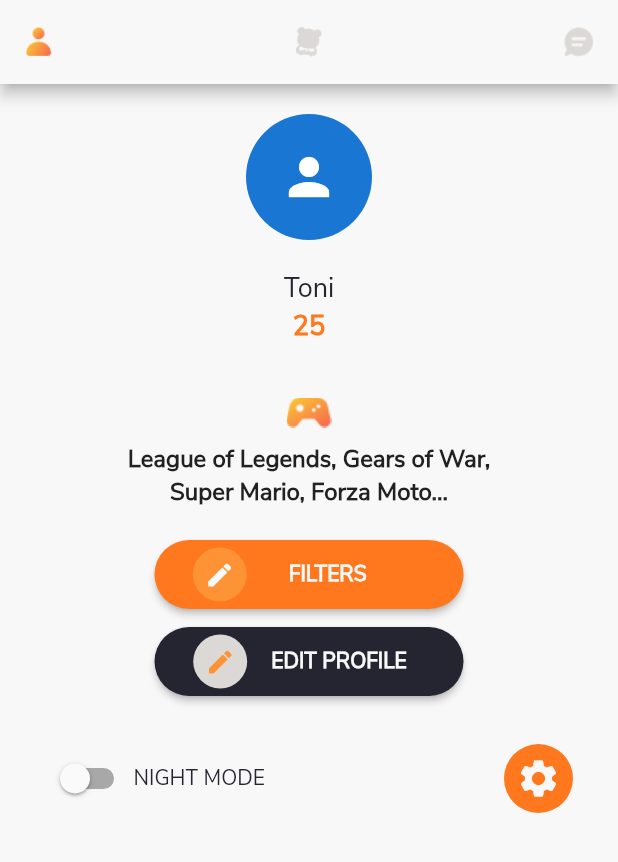
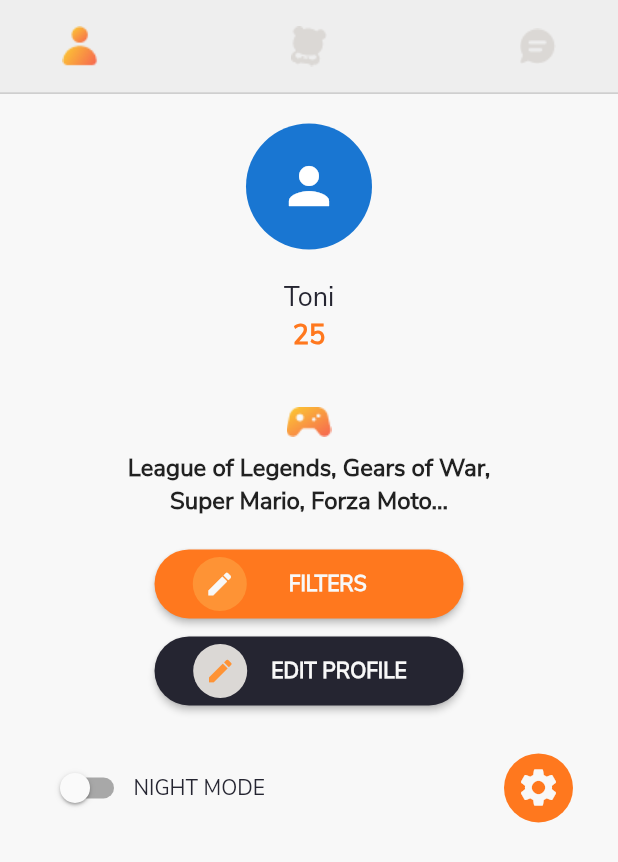
Before and after one commit to vrunds82/gamingpanda, a Flutter app: the profilepage screen opened by its route, on a phone screen of 412 x 824 dp. Shown: the top 862 px of the screen. Run offline on Flutter 3.47's test engine with Material 2 defaults, Android fonts, the phone set to English and light mode, and no system bars; our stand-ins replace shared_preferences; missing offline and left inert: flutter_range_slider; accounts and stored records are empty.

Commit message:
26-4 time - 12:28

```diff
--- a/lib/cardswipe.dart
+++ b/lib/cardswipe.dart
@@ -10,9 +10,11 @@ class cardpage extends StatefulWidget {
 class _cardpageState extends State<cardpage> {
   @override
   Widget build(BuildContext context) {
-    return Scaffold(appBar: CustomAppbar,
+    return Scaffold(
       body: Column(
+
         children: <Widget>[
+          CustomAppbar(),
           Stack(
             children: <Widget>[
 
--- a/lib/global.dart
+++ b/lib/global.dart
@@ -1,159 +1,214 @@
-
-
 import 'package:flutter/material.dart';
 
-
-class Global{
-
+class Global {
   static bool isSwitchedFT = false;
-  static double fontsize=14;
+  static double fontsize = 14;
   static Color orangepanda = Color(0xffFF781E);
   static Color whitepanda = Color(0xffF8F8F8);
   static Color greypanda = Color(0xff9A9A9A);
-  static Color  greypandaicon = Color(0xffDBD8D5);
+  static Color greypandaicon = Color(0xffDBD8D5);
   static Color blackpanda = Color(0xff252531);
-  static Color  lightorangepanda = Color(0xffFE9335);
+  static Color lightorangepanda = Color(0xffFE9335);
   static Color darkgrey = Color(0xff9F9F9F);
-  static Color yellowpanda  = Color(0xffFCCF31);
-
+  static Color yellowpanda = Color(0xffFCCF31);
 
   static int currentpageindex = 1;
-
-
 }
 
-
-
-
-
-
 class Customtextfield extends StatelessWidget {
-
   TextEditingController controllername = TextEditingController();
-
 
   String hinttext;
   bool obsecuretext;
   bool align;
   bool focusborder;
 
-  Customtextfield({this.controllername,this.obsecuretext,this.hinttext,this.align,this.focusborder});
-
+  Customtextfield(
+      {this.controllername,
+      this.obsecuretext,
+      this.hinttext,
+      this.align,
+      this.focusborder});
 
   @override
   Widget build(BuildContext context) {
-    return TextField(obscureText: obsecuretext??false,
+    return TextField(
+      obscureText: obsecuretext ?? false,
       style: TextStyle(color: Global.orangepanda),
+      controller: controllername,
+      textAlign: align == true ? TextAlign.center : TextAlign.left,
+      keyboardType: TextInputType.text,
+      decoration: InputDecoration(
+        hintText: hinttext,
+        labelStyle: TextStyle(color: Global.greypanda, fontSize: 12),
+        focusedBorder: OutlineInputBorder(
+          borderRadius: BorderRadius.circular(25),
+          borderSide: BorderSide(color: Global.orangepanda, width: 2.0),
+        ),
 
-     controller: controllername,
-
-
-
-      textAlign: align==true?TextAlign.center:TextAlign.left,
-
-
-
-      keyboardType: TextInputType.text,
-
-      decoration: InputDecoration(hintText: hinttext,labelStyle: TextStyle(
-        color: Global.greypanda,fontSize: 12
-      ),
-        focusedBorder:OutlineInputBorder(
+        enabledBorder: OutlineInputBorder(
           borderRadius: BorderRadius.circular(25),
-
-          borderSide:  BorderSide(color:Global.orangepanda, width: 2.0),
-
-        ) ,
-
-        enabledBorder:  OutlineInputBorder(
-          borderRadius: BorderRadius.circular(25),
-
-          borderSide:  BorderSide(color: Colors.grey, width: 0.0),
-
+          borderSide: BorderSide(color: Colors.grey, width: 0.0),
         ),
 
         // hintText: 'Enter a product name eg. pension',
 
-
-        hintStyle: TextStyle(fontSize: 12,),
+        hintStyle: TextStyle(
+          fontSize: 12,
+        ),
 
         border: OutlineInputBorder(
-
           borderRadius: BorderRadius.circular(25),
-
           borderSide: BorderSide(
-
             color: Colors.red,
-
             style: BorderStyle.solid,
-
           ),
-
         ),
 
         filled: true,
 
-        contentPadding: EdgeInsets.only(top: 0,bottom: 0,left: 10,right: 10),
+        contentPadding: EdgeInsets.only(top: 0, bottom: 0, left: 10, right: 10),
 
         fillColor: Colors.white.withOpacity(0.2),
-
       ),
-
     );
   }
 }
 
-
-
 class customraisedbutton extends StatelessWidget {
-
   String text;
   Color clr;
   Color bgclr;
   VoidCallback click;
 
-  customraisedbutton({this.text,this.click,this.clr,this.bgclr});
+  customraisedbutton({this.text, this.click, this.clr, this.bgclr});
 
   @override
   Widget build(BuildContext context) {
-    return RaisedButton(color: bgclr,shape: RoundedRectangleBorder(
+    return RaisedButton(
+      color: bgclr,
+      shape: RoundedRectangleBorder(
         borderRadius: new BorderRadius.circular(30.0),
-
       ),
-      onPressed: (){click();},
+      onPressed: () {
+        click();
+      },
       child: Padding(
-        padding: const EdgeInsets.only(
-            top: 17,bottom: 17
+        padding: const EdgeInsets.only(top: 17, bottom: 17),
+        child: Text(
+          text,
+          textAlign: TextAlign.center,
+          style: TextStyle(
+            color: clr,
+            fontSize: 12,
           ),
-        child: Text(text,textAlign: TextAlign.center,style: TextStyle(
-            color: clr,fontSize: 12,
-        ),),
+        ),
       ),
     );
   }
 }
 
+class customtext extends StatelessWidget {
+  String text;
 
-class customtext extends StatelessWidget {
-
-  String text;
   customtext({this.text});
 
   @override
   Widget build(BuildContext context) {
-    return Text(text,style: TextStyle(
-color: Global.greypanda,fontSize: 16,
-    ),);
+    return Text(
+      text,
+      style: TextStyle(
+        color: Global.greypanda,
+        fontSize: 16,
+      ),
+    );
   }
 }
 
+/*AppBar CustomAppbar =  AppBar(
+  automaticallyImplyLeading: false,
+  backgroundColor: Global.whitepanda,title: Row(children: <Widget>[
+  Image.asset(Global.currentpageindex==0?'assets/images/usergrey.png':
+    'assets/images/userorange.png',height: 20,width: 20,
 
+    ),
+  Spacer(),
+  Image.asset(Global.currentpageindex==1?'assets/images/pandagrey.png':
+  'assets/images/pandaorange.png',height: 20,width: 20,),
+  Spacer(),
+  Image.asset('assets/images/chatgrey.png',height: 20,width: 20,),
 
+],),);*/
 
+class CustomAppbar extends StatelessWidget {
+  @override
+  Widget build(BuildContext context) {
+    return Column(
+      children: <Widget>[
+        Container(
+          height: MediaQuery.of(context).size.width * .15,
+          color: Colors.grey[200],
+          child: Row(
 
+            children: <Widget>[
+              SizedBox(
+                width: MediaQuery.of(context).size.width*.08,
+              ),
+              GestureDetector(onTap: (){
+               Navigator.of(context).pushNamed('profile');
+    },
+                child: Image.asset(
+                  Global.currentpageindex == 0
+                      ? 'assets/images/usergrey.png'
+                      : 'assets/images/userorange.png',
+                  height: MediaQuery.of(context).size.width * .1,
+                  width: MediaQuery.of(context).size.width * .1,
+                ),
+              ),
 
+              Expanded(
+                child: GestureDetector(onTap: (){
+                  Navigator.of(context).pushNamed('cardswipe');
+                },
+                  child: Image.asset(
+                    Global.currentpageindex == 1
+                        ? 'assets/images/pandagrey.png'
+                        : 'assets/images/pandaorange.png',
+                    height: MediaQuery.of(context).size.width * .1,
+                    width: MediaQuery.of(context).size.width * .1,
+                  ),
+                ),
+              ),
 
-AppBar CustomAppbar =  AppBar(
+              GestureDetector(onTap: (){
+                Navigator.of(context).pushNamed('chat');
+              },
+                child: Image.asset(
+                  'assets/images/chatgrey.png',
+                  height: MediaQuery.of(context).size.width * .1,
+                  width: MediaQuery.of(context).size.width * .1,
+                ),
+              ),
+              SizedBox(
+                width: MediaQuery.of(context).size.width*.08,
+              ),
+            ],
+          ),
+        ),
+        Container(
+          height: 0.5,
+          color: Colors.grey,
+        ),
+      ],
+    );
+  }
+}
+
+/*
+class CustomAppbar extends StatelessWidget {
+  @override
+  Widget build(BuildContext context) {
+    return AppBar(
       automaticallyImplyLeading: false,
       backgroundColor: Global.whitepanda,title: Row(children: <Widget>[
       Image.asset(Global.currentpageindex==0?'assets/images/usergrey.png':
@@ -167,9 +222,8 @@ AppBar CustomAppbar =  AppBar(
       Image.asset('assets/images/chatgrey.png',height: 20,width: 20,),
 
     ],),);
-
-
-
+  }
+}*/
 
 class CustomDropdown extends StatefulWidget {
   @override
@@ -177,7 +231,6 @@ class CustomDropdown extends StatefulWidget {
 }
 
 class _CustomDropdownState extends State<CustomDropdown> {
-
   List<String> listitems = ['A', 'B', 'C', 'D'];
 
   var _currentSelectedItem;
@@ -185,28 +238,26 @@ class _CustomDropdownState extends State<CustomDropdown> {
   @override
   Widget build(BuildContext context) {
     return Container(
-
       decoration: BoxDecoration(
         border: Border.all(
           color: Global.greypandaicon,
-
         ),
-
         borderRadius: BorderRadius.all(Radius.circular(30.0)),
-
       ),
       child: Row(
         children: <Widget>[
           Expanded(
-            child: DropdownButton(hint: Padding(
+            child: DropdownButton(
+              hint: Padding(
                 padding: const EdgeInsets.only(left: 18),
                 child: Text(""),
-            ),underline: SizedBox(),
+              ),
+              underline: SizedBox(),
               icon: Padding(
                 padding: const EdgeInsets.only(right: 15),
                 child: Icon(
                   Icons.keyboard_arrow_down,
-                  color:Global.orangepanda,
+                  color: Global.orangepanda,
                   size: 20.09,
                 ),
               ),
@@ -234,60 +285,81 @@ class _CustomDropdownState extends State<CustomDropdown> {
   }
 }
 
-
 class customcard extends StatelessWidget {
   @override
   Widget build(BuildContext context) {
-    return Stack(
-        children: [
-          Container(height: 200,width: 113,
+    return Stack(children: [
+      Container(
+        height: 200,
+        width: 113,
         child: Padding(
           padding: const EdgeInsets.all(8.0),
-              child: Card(shape: RoundedRectangleBorder(
-                borderRadius: BorderRadius.circular(15.0),),
+          child: Card(
+            shape: RoundedRectangleBorder(
+              borderRadius: BorderRadius.circular(15.0),
             ),
           ),
         ),
-
+      ),
       Positioned(
           bottom: 0,
           left: 70,
           right: 30,
-              child: Icon(Icons.add_circle,color: Global.orangepanda,size: 28,)
-          ),
-        ]
-    );
+          child: Icon(
+            Icons.add_circle,
+            color: Global.orangepanda,
+            size: 28,
+          )),
+    ]);
   }
 }
 
-AppBar CustomAppbarforchat =  AppBar(backgroundColor: Global.whitepanda,title: Row(children: <Widget>[
-  Icon(Icons.keyboard_backspace,color: Global.orangepanda,),
+AppBar CustomAppbarforchat = AppBar(
+  backgroundColor: Global.whitepanda,
+  title: Row(
+    children: <Widget>[
+      Icon(
+        Icons.keyboard_backspace,
+        color: Global.orangepanda,
+      ),
       Spacer(),
       Row(
         children: <Widget>[
-      Container(height: 30,width: 30,margin: EdgeInsets.only(left: 20,top: 15,bottom: 10),
+          Container(
+              height: 30,
+              width: 30,
+              margin: EdgeInsets.only(left: 20, top: 15, bottom: 10),
               decoration: new BoxDecoration(
                   shape: BoxShape.circle,
                   image: new DecorationImage(
                     fit: BoxFit.cover,
-                image:AssetImage('assets/images/user.png'),
-              )
-          )
+                    image: AssetImage('assets/images/user.png'),
+                  ))),
+          SizedBox(
+            width: 5,
           ),
-      SizedBox(width: 5,),
-      Text("Ivana",style: TextStyle(color: Global.blackpanda,fontSize: 14,fontWeight: FontWeight.bold),),
+          Text(
+            "Ivana",
+            style: TextStyle(
+                color: Global.blackpanda,
+                fontSize: 14,
+                fontWeight: FontWeight.bold),
+          ),
         ],
       ),
       Spacer(),
-  Icon(Icons.more_vert,color: Global.orangepanda,),
-
-],),);
+      Icon(
+        Icons.more_vert,
+        color: Global.orangepanda,
+      ),
+    ],
+  ),
+);
 
 class customgradientbuton extends StatelessWidget {
+  String buttontext;
 
-  String buttontext;
   customgradientbuton({this.buttontext});
-
 
   @override
   Widget build(BuildContext context) {
@@ -297,21 +369,19 @@ class customgradientbuton extends StatelessWidget {
       padding: EdgeInsets.all(0.0),
       child: Ink(
         decoration: BoxDecoration(
-            gradient: LinearGradient(colors: [Global.yellowpanda,Global.orangepanda],
+            gradient: LinearGradient(
+              colors: [Global.yellowpanda, Global.orangepanda],
               begin: Alignment.centerLeft,
               end: Alignment.centerRight,
             ),
-            borderRadius: BorderRadius.circular(30.0)
-        ),
+            borderRadius: BorderRadius.circular(30.0)),
         child: Container(
           constraints: BoxConstraints(maxWidth: 300.0, minHeight: 50.0),
           alignment: Alignment.center,
           child: Text(
             buttontext,
             textAlign: TextAlign.center,
-            style: TextStyle(
-                color: Colors.white
-            ),
+            style: TextStyle(color: Colors.white),
           ),
         ),
       ),
@@ -319,46 +389,60 @@ class customgradientbuton extends StatelessWidget {
   }
 }
 
-AppBar CustomAppbarforsettings =
-AppBar(flexibleSpace: Container(
+AppBar CustomAppbarforsettings = AppBar(
+  flexibleSpace: Container(
     decoration: BoxDecoration(
         gradient: LinearGradient(
             begin: Alignment.topLeft,
             end: Alignment.bottomRight,
-          colors: <Color>[
-            Global.yellowpanda,
-            Global.orangepanda
-          ])
+            colors: <Color>[Global.yellowpanda, Global.orangepanda])),
   ),
-),      backgroundColor: Global.whitepanda,title: Row(children: <Widget>[
+  backgroundColor: Global.whitepanda,
+  title: Row(
+    children: <Widget>[
       Container(
-
-      decoration: BoxDecoration(color: Global.whitepanda,
+          decoration: BoxDecoration(
+            color: Global.whitepanda,
             borderRadius: BorderRadius.all(Radius.circular(30)),
           ),
-
-
           child: Padding(
             padding: const EdgeInsets.all(8.0),
-        child: Icon(Icons.keyboard_backspace,color: Global.orangepanda,),
+            child: Icon(
+              Icons.keyboard_backspace,
+              color: Global.orangepanda,
+            ),
           )),
       Spacer(),
       Row(
         children: <Widget>[
-      Container(height: 40,width: 40,margin: EdgeInsets.only(left: 20,top: 15,bottom: 10),
-          decoration: new BoxDecoration(border: Border.all(color: Global.whitepanda,width: 2),
+          Container(
+              height: 40,
+              width: 40,
+              margin: EdgeInsets.only(left: 20, top: 15, bottom: 10),
+              decoration: new BoxDecoration(
+                  border: Border.all(color: Global.whitepanda, width: 2),
                   shape: BoxShape.circle,
                   image: new DecorationImage(
                     fit: BoxFit.cover,
-                image:AssetImage('assets/images/user.png'),
-              )
-          )
+                    image: AssetImage('assets/images/user.png'),
+                  ))),
+          SizedBox(
+            width: 5,
           ),
-      SizedBox(width: 5,),
-      Text("Toni",style: TextStyle(color: Global.blackpanda,fontSize: 14,fontWeight: FontWeight.bold),),
+          Text(
+            "Toni",
+            style: TextStyle(
+                color: Global.blackpanda,
+                fontSize: 14,
+                fontWeight: FontWeight.bold),
+          ),
         ],
       ),
       Spacer(),
-  Icon(Icons.more_vert,color: Global.orangepanda,),
-
-],),);
+      Icon(
+        Icons.more_vert,
+        color: Global.orangepanda,
+      ),
+    ],
+  ),
+);
--- a/lib/main.dart
+++ b/lib/main.dart
@@ -38,7 +38,7 @@ class MyApp extends StatelessWidget {
 
 
       ),
-      home: splashscreen(),
+      home: profilepage(),
       routes: {
 
       'login':(context)=>loginpage(),
--- a/lib/profile.dart
+++ b/lib/profile.dart
@@ -12,12 +12,14 @@ class profilepage extends StatefulWidget {
 class _profilepageState extends State<profilepage> {
   @override
   Widget build(BuildContext context) {
-    return Scaffold(appBar: CustomAppbar,backgroundColor: Global.isSwitchedFT==true?Global.blackpanda:Global.whitepanda,
+    return Scaffold(backgroundColor: Global.isSwitchedFT==true?Global.blackpanda:Global.whitepanda,
 
-      body: Center(
+      body: SafeArea(
+        child: Center(
           child: Column(mainAxisAlignment: MainAxisAlignment.start,
 
             children: <Widget>[
+              CustomAppbar(),
               SizedBox(height: 20,),
             CircleAvatar(
               radius: 42,
@@ -166,6 +168,7 @@ Padding(
 
           ],),
         ),
+      ),
     );
   }
 }
```
Lines whose indentation alone changed are shown as unchanged.
